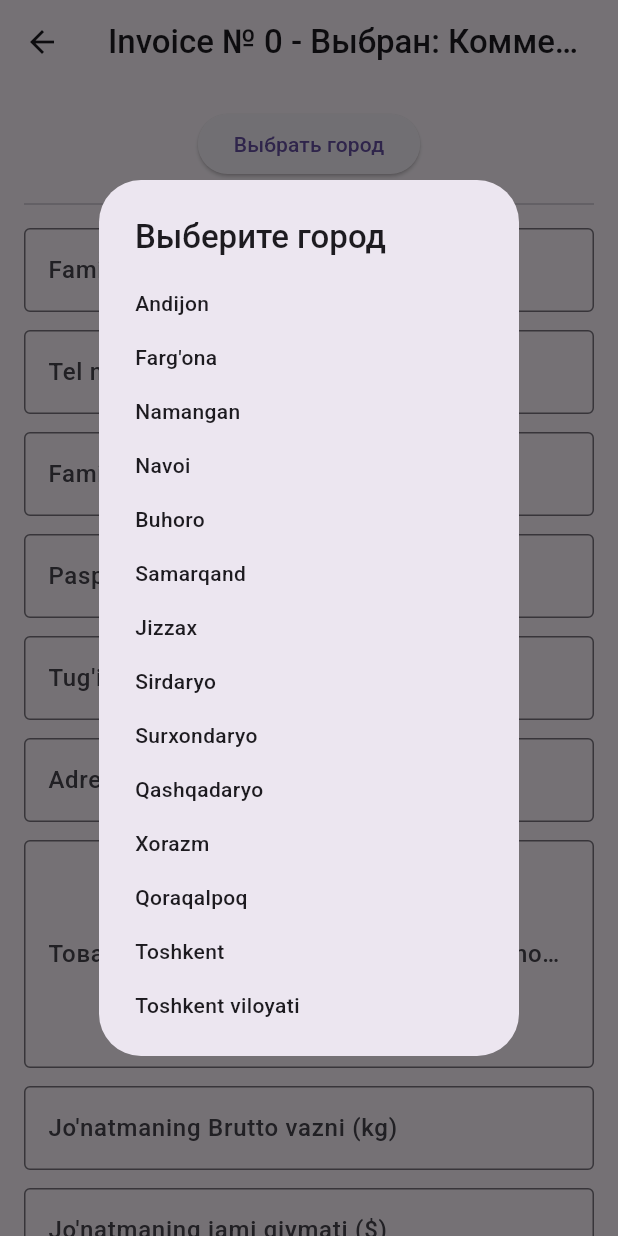
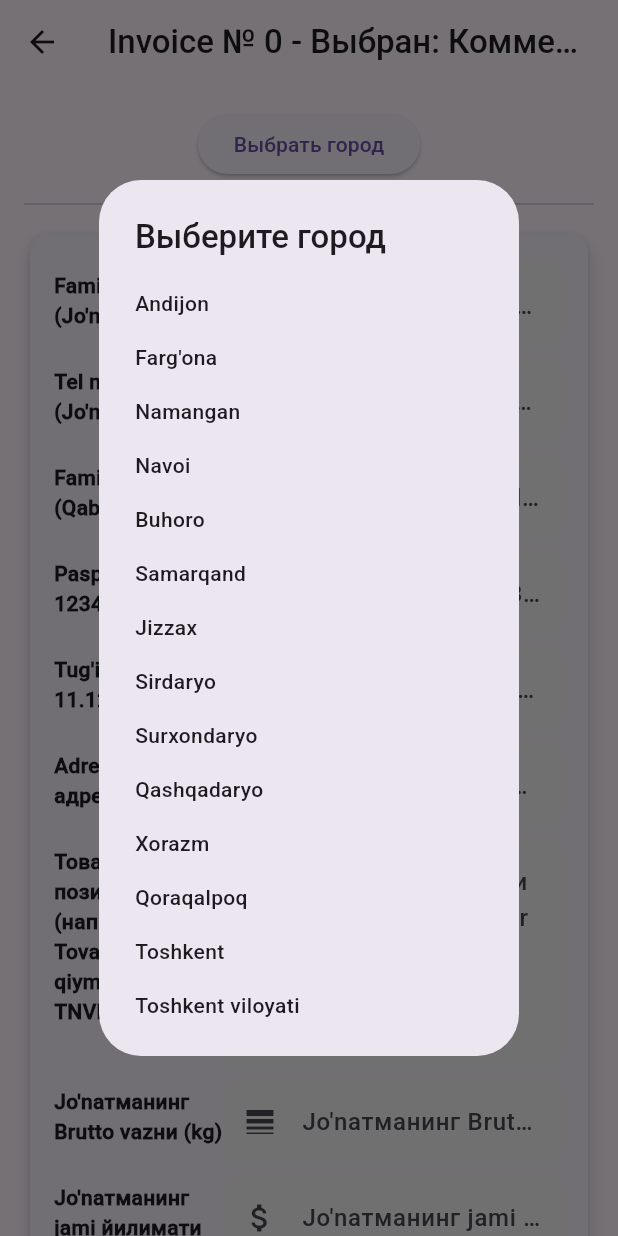
Before and after one commit to shceo/aps, a Flutter app: the InvoiceFormScreen screen opened directly with empty values, after a tap on "Коммерция", after a tap on "Выбрать город", on a phone screen of 412 x 824 dp. Run offline on Flutter 3.47's test engine with Material 3 defaults, Android fonts, the light colour scheme and no system bars; our stand-ins replace cloud_firestore, curved_navigation_bar, dio, firebase_core, flutter_svg, pdf and 2 more; accounts and stored records are empty.

Commit message:
new design

```diff
--- a/lib/src/ui/components/pdf_export.dart
+++ b/lib/src/ui/components/pdf_export.dart
@@ -106,8 +106,8 @@ Future<void> exportInvoicePdfByTemplate({
               pw.Divider(height: 18, color: PdfColors.black),
 
               pw.SizedBox(height: 6),
+
               // 5. Номер отправления и большой штрихкод
-
               pw.Center(
                 child: pw.BarcodeWidget(
                   data: barcodeData, // данные для штрихкода
@@ -123,7 +123,8 @@ Future<void> exportInvoicePdfByTemplate({
               pw.SizedBox(height: 12),
 
               // 6. Подписи SPL, ПВЗ, ZONE
-               pw.Text(
+              pw.Text(
+                // textAlign: pw.TextAlign.center,
                 invoiceNumber,
                 style: pw.TextStyle(
                   font: customFont,
@@ -134,8 +135,13 @@ Future<void> exportInvoicePdfByTemplate({
               pw.SizedBox(height: 6),
               // Блок со штрихкодом
               pw.Text(
-                pvzText, // Например: "ПВЗ [SPB33] На Звездной"
-                style: pw.TextStyle(font: customFont, fontSize: 11),
+                cityAddress,
+                style: pw.TextStyle(
+                  font: customFont,
+                  fontSize: 10,
+                  // При необходимости можно указать fallback-шрифты, если в будущем понадобится
+                  // fontFallback: [другой шрифт]
+                ),
               ),
               pw.Text(
                 zoneText, // Например: "ZONE 2"
--- a/lib/src/ui/screens/admin_panel/invoice_scree.dart
+++ b/lib/src/ui/screens/admin_panel/invoice_scree.dart
@@ -67,15 +67,13 @@ class _InvoiceFormScreenState extends State<InvoiceFormScreen> {
     setState(() {});
   }
 
-  /// Выбор кода города из диалога; после выбора кода:
-  /// 1. К сгенерированному коду добавляется код города;
-  /// 2. В поле адреса подставляется полное название выбранного города.
+  /// Выбор кода города из диалога
   void _selectCityCode() async {
     if (_sixDigit.isEmpty) {
-      showDialog(
+      await showDialog(
         context: context,
         builder:
-            (context) => AlertDialog(
+            (_) => AlertDialog(
               title: const Text("Ошибка"),
               content: const Text("Сначала сгенерируйте код."),
               actions: [
@@ -107,7 +105,7 @@ class _InvoiceFormScreenState extends State<InvoiceFormScreen> {
     String? selectedCity = await showDialog<String>(
       context: context,
       builder:
-          (context) => SimpleDialog(
+          (_) => SimpleDialog(
             title: const Text("Выберите город"),
             children:
                 cities.keys.map((city) {
@@ -119,25 +117,23 @@ class _InvoiceFormScreenState extends State<InvoiceFormScreen> {
           ),
     );
     if (selectedCity != null) {
-      // Обновляем код заказа
       _cityCode = cities[selectedCity]!;
       _updateOrderCode();
-      // Подставляем полное название выбранного города в поле адреса
       _addressController.text = selectedCity;
       setState(() {});
     }
   }
 
-  /// Загружает данные из Firestore, если документ существует.
+  /// Загрузка данных
   Future<void> _loadData() async {
     try {
-      DocumentSnapshot doc =
+      final doc =
           await _firestore
               .collection('invoices')
               .doc(widget.invoiceId.toString())
               .get();
       if (doc.exists) {
-        Map<String, dynamic> data = doc.data() as Map<String, dynamic>;
+        final data = doc.data() as Map<String, dynamic>;
         _orderCodeController.text = data['order_code'] ?? "";
         _senderNameController.text = data['sender_name'] ?? "";
         _senderTelController.text = data['sender_tel'] ?? "";
@@ -148,14 +144,11 @@ class _InvoiceFormScreenState extends State<InvoiceFormScreen> {
         _productDetailsController.text = data['product_details'] ?? "";
         _bruttoController.text = data['brutto'] ?? "";
         _totalValueController.text = data['total_value'] ?? "";
-        // Если ранее сохранённый код заказа существует, разбиваем его
-        if (_orderCodeController.text.isNotEmpty &&
-            _orderCodeController.text.length >= 6) {
+        if (_orderCodeController.text.length >= 6) {
           _sixDigit = _orderCodeController.text.substring(0, 6);
           _cityCode = _orderCodeController.text.substring(6);
         }
-        // Если сохранён раздел, устанавливаем его
-        if (data['section'] != null && data['section'].toString().isNotEmpty) {
+        if (data['section'] != null) {
           _selectedSection = data['section'];
           _hasSelectedSection = true;
         }
@@ -163,17 +156,11 @@ class _InvoiceFormScreenState extends State<InvoiceFormScreen> {
     } catch (e) {
       debugPrint("Ошибка загрузки данных: $e");
     }
-    // Если кода заказа ещё нет, генерируем его автоматически
-    if (_orderCodeController.text.isEmpty) {
-      _generateSixDigitCode();
-    }
-    setState(() {
-      _isLoading = false;
-    });
+    if (_orderCodeController.text.isEmpty) _generateSixDigitCode();
+    setState(() => _isLoading = false);
   }
 
-  /// Проверка всех обязательных полей.
-  /// Заметим, что теперь код заказа не показывается, но используется при сохранении.
+  /// Валидация полей
   bool _validateFields() {
     return _orderCodeController.text.trim().isNotEmpty &&
         _senderNameController.text.trim().isNotEmpty &&
@@ -188,16 +175,14 @@ class _InvoiceFormScreenState extends State<InvoiceFormScreen> {
         _totalValueError == null;
   }
 
-  /// Сохранение данных в Firestore с проверками.
+  /// Сохранение данных
   Future<void> _saveData() async {
-    setState(() {
-      _submitted = true;
-    });
+    setState(() => _submitted = true);
     if (!_validateFields()) {
-      showDialog(
+      await showDialog(
         context: context,
         builder:
-            (context) => AlertDialog(
+            (_) => AlertDialog(
               title: const Text("Ошибка"),
               content: const Text(
                 "Все поля обязательны для заполнения и должны быть корректны.",
@@ -212,13 +197,12 @@ class _InvoiceFormScreenState extends State<InvoiceFormScreen> {
       );
       return;
     }
-
-    double totalValue = double.tryParse(_totalValueController.text) ?? 0;
+    final totalValue = double.tryParse(_totalValueController.text) ?? 0;
     if (totalValue > 1000) {
-      showDialog(
+      await showDialog(
         context: context,
         builder:
-            (context) => AlertDialog(
+            (_) => AlertDialog(
               title: const Text("Ошибка"),
               content: const Text(
                 "Заказ более 1000 долларов. Сохранение невозможно.",
@@ -233,7 +217,6 @@ class _InvoiceFormScreenState extends State<InvoiceFormScreen> {
       );
       return;
     }
-
     try {
       await _firestore
           .collection('invoices')
@@ -250,16 +233,13 @@ class _InvoiceFormScreenState extends State<InvoiceFormScreen> {
             'product_details': _productDetailsController.text,
             'brutto': _bruttoController.text,
             'total_value': _totalValueController.text,
-            // Сохраняем выбранный раздел, если он уже установлен
             'section': _selectedSection,
           }, SetOptions(merge: true));
-      setState(() {
-        _isDataModified = false;
-      });
-      showDialog(
+      setState(() => _isDataModified = false);
+      await showDialog(
         context: context,
         builder:
-            (context) => AlertDialog(
+            (_) => AlertDialog(
               title: const Text("Успех"),
               content: const Text("Данные успешно сохранены!"),
               actions: [
@@ -268,16 +248,17 @@ class _InvoiceFormScreenState extends State<InvoiceFormScreen> {
                     Navigator.pop(context);
                     Navigator.pop(context);
                   },
+
                   child: const Text("ОК"),
                 ),
               ],
             ),
       );
     } catch (e) {
-      showDialog(
+      await showDialog(
         context: context,
         builder:
-            (context) => AlertDialog(
+            (_) => AlertDialog(
               title: const Text("Ошибка"),
               content: Text("Ошибка при сохранении: $e"),
               actions: [
@@ -291,9 +272,7 @@ class _InvoiceFormScreenState extends State<InvoiceFormScreen> {
     }
   }
 
-  /// Обработка изменений в поле стоимости.
-  /// Проверка: если введённое значение содержит символы, отличные от цифр,
-  /// то устанавливается ошибка.
+  /// Обработка изменения стоимости
   void _onTotalValueChanged(String value) {
     if (value.isNotEmpty && !RegExp(r'^\d+$').hasMatch(value)) {
       setState(() {
@@ -304,6 +283,8 @@ class _InvoiceFormScreenState extends State<InvoiceFormScreen> {
         _totalValueError = null;
       });
       double total = double.tryParse(value) ?? 0;
+
+      // Предупреждение при достижении суммы больше 850 и меньше 1000
       if (total >= 850 && total < 1000 && !_warningShown) {
         _warningShown = true;
         showDialog(
@@ -325,39 +306,69 @@ class _InvoiceFormScreenState extends State<InvoiceFormScreen> {
       } else if (total < 850) {
         _warningShown = false;
       }
+
       setState(() {
-        _isOverLimit = total > 1000;
+        _isOverLimit = total > 1000; // Проверка на превышение лимита
         _isDataModified = true;
       });
     }
   }
 
-  /// Функция для построения InputDecoration с проверкой обязательности.
-  InputDecoration _buildDecoration(
+  /// Обновлённый декоратор для таблицы
+  TableRow _buildTableRow(
     String label,
-    TextEditingController controller,
-  ) {
-    return InputDecoration(
-      labelText: label,
-      border: const OutlineInputBorder(),
+    TextEditingController controller, {
+    TextInputType keyboardType = TextInputType.text,
+    IconData? icon,
+    int maxLines = 1,
+  }) {
+    return TableRow(
+      children: [
+        Padding(
+          padding: const EdgeInsets.symmetric(vertical: 8),
+          child: Text(
+            label,
+            style: const TextStyle(fontWeight: FontWeight.bold),
+          ),
+        ),
+        Padding(
+          padding: const EdgeInsets.symmetric(vertical: 4),
+          child: TextField(
+            controller: controller,
+            keyboardType: keyboardType,
+            maxLines: maxLines,
+            inputFormatters:
+                keyboardType == TextInputType.number
+                    ? [FilteringTextInputFormatter.digitsOnly]
+                    : null,
+            decoration: InputDecoration(
+              hintText: label,
+              prefixIcon: icon != null ? Icon(icon) : null,
+              filled: true,
+              fillColor: Colors.grey[100],
+              border: OutlineInputBorder(
+                borderRadius: BorderRadius.circular(8),
+                borderSide: BorderSide.none,
+              ),
               errorText:
-          (_submitted && controller.text.trim().isEmpty)
-              ? "Обязательное поле"
-              : null,
+                  controller == _totalValueController ? _totalValueError : null,
+            ),
+            onChanged: (_) => setState(() => _isDataModified = true),
+          ),
+        ),
+      ],
     );
   }
 
-  /// Предупреждение при попытке покинуть страницу без сохранения.
+  /// Предупреждение при покидании страницы
   Future<bool> _onWillPop() async {
     if (_isDataModified) {
-      return await showDialog(
+      final result = await showDialog<bool>(
         context: context,
         builder:
-                (context) => AlertDialog(
+            (_) => AlertDialog(
               title: const Text("Внимание"),
-                  content: const Text(
-                    "Данные не сохранены! Покинуть страницу?",
-                  ),
+              content: const Text("Данные не сохранены! Покинуть страницу?"),
               actions: [
                 TextButton(
                   onPressed: () => Navigator.pop(context, false),
@@ -369,8 +380,8 @@ class _InvoiceFormScreenState extends State<InvoiceFormScreen> {
                 ),
               ],
             ),
-          ) ??
-          false;
+      );
+      return result ?? false;
     }
     return true;
   }
@@ -392,7 +403,6 @@ class _InvoiceFormScreenState extends State<InvoiceFormScreen> {
 
   @override
   Widget build(BuildContext context) {
-    // Если данные ещё грузятся, показываем индикатор загрузки.
     if (_isLoading) {
       return Scaffold(
         appBar: AppBar(title: Text("Invoice № ${widget.invoiceId}")),
@@ -400,7 +410,6 @@ class _InvoiceFormScreenState extends State<InvoiceFormScreen> {
       );
     }
 
-    // Если раздел ещё не выбран, показываем экран выбора.
     if (!_hasSelectedSection) {
       return Scaffold(
         appBar: AppBar(title: const Text("Выбор раздела")),
@@ -414,7 +423,6 @@ class _InvoiceFormScreenState extends State<InvoiceFormScreen> {
                     _selectedSection = "Коммерция";
                     _hasSelectedSection = true;
                   });
-                  // Сохраняем выбранный раздел сразу в Firestore
                   await _firestore
                       .collection('invoices')
                       .doc(widget.invoiceId.toString())
@@ -462,7 +470,6 @@ class _InvoiceFormScreenState extends State<InvoiceFormScreen> {
       );
     }
 
-    // Если раздел выбран, показываем основную форму с полями ввода.
     return WillPopScope(
       onWillPop: _onWillPop,
       child: Scaffold(
@@ -475,106 +482,76 @@ class _InvoiceFormScreenState extends State<InvoiceFormScreen> {
           padding: const EdgeInsets.all(16),
           child: Column(
             children: [
-              // Кнопка выбора города (код заказа генерируется автоматически в фоне)
               ElevatedButton(
                 onPressed: _selectCityCode,
                 child: const Text("Выбрать город"),
               ),
               const Divider(height: 32),
-              TextField(
-                controller: _senderNameController,
-                decoration: _buildDecoration(
+              Card(
+                elevation: 4,
+                shape: RoundedRectangleBorder(
+                  borderRadius: BorderRadius.circular(12),
+                ),
+                child: Padding(
+                  padding: const EdgeInsets.all(16),
+                  child: Table(
+                    columnWidths: const {
+                      0: FlexColumnWidth(1),
+                      1: FlexColumnWidth(2),
+                    },
+                    children: [
+                      _buildTableRow(
                         "Familya Ism (Jo'natuvchi)",
                         _senderNameController,
+                        icon: Icons.person,
                       ),
-                onChanged: (_) => _isDataModified = true,
-              ),
-              const SizedBox(height: 12),
-              TextField(
-                controller: _senderTelController,
-                decoration: _buildDecoration(
+                      _buildTableRow(
                         "Tel nomer (Jo'natuvchi)",
                         _senderTelController,
+                        keyboardType: TextInputType.phone,
+                        icon: Icons.phone,
                       ),
-                keyboardType: TextInputType.phone,
-                onChanged: (_) => _isDataModified = true,
-              ),
-              const SizedBox(height: 12),
-              TextField(
-                controller: _receiverNameController,
-                decoration: _buildDecoration(
+                      _buildTableRow(
                         "Familya Ism (Qabul qiluvchi)",
                         _receiverNameController,
+                        icon: Icons.person_outline,
                       ),
-                onChanged: (_) => _isDataModified = true,
-              ),
-              const SizedBox(height: 12),
-              TextField(
-                controller: _passportController,
-                decoration: _buildDecoration(
+                      _buildTableRow(
                         "Pasport/ID: AD 1234567",
                         _passportController,
+                        icon: Icons.badge,
                       ),
-                onChanged: (_) => _isDataModified = true,
-              ),
-              const SizedBox(height: 12),
-              TextField(
-                controller: _birthDateController,
-                decoration: _buildDecoration(
+                      _buildTableRow(
                         "Tug'ilgan sana: 11.12.2025",
                         _birthDateController,
+                        icon: Icons.calendar_today,
                       ),
-                onChanged: (_) => _isDataModified = true,
-              ),
-              const SizedBox(height: 12),
-              TextField(
-                controller: _addressController,
-                decoration: _buildDecoration(
+                      _buildTableRow(
                         "Adress (полный адрес)",
                         _addressController,
+                        icon: Icons.location_on,
                       ),
-                onChanged: (_) => _isDataModified = true,
+                      _buildTableRow(
+                        "Товарные позиции (например, 1-Tovar nomi-soni-qiymати(\$)-TNVED kodi)",
+                        _productDetailsController,
+                        maxLines: 5,
+                        icon: Icons.inventory,
                       ),
-              const SizedBox(height: 12),
-              TextField(
-                controller: _productDetailsController,
-                decoration: _buildDecoration(
-                  "Товарные позиции (например, 1-Tovar nomi-soni-qiymати(\$)-TNVED kodi - позицией и т.д.)",
-                  _productDetailsController,
+                      _buildTableRow(
+                        "Jo'nатманинг Brutto vazни (kg)",
+                        _bruttoController,
+                        keyboardType: TextInputType.number,
+                        icon: Icons.line_weight,
                       ),
-                maxLines: 5,
-                onChanged: (_) => _isDataModified = true,
+                      _buildTableRow(
+                        "Jo'nатманинг jami йилимати (\$)",
+                        _totalValueController,
+                        keyboardType: TextInputType.number,
+                        icon: Icons.attach_money,
                       ),
-              const SizedBox(height: 12),
-              TextField(
-                controller: _bruttoController,
-                keyboardType: TextInputType.number,
-                // Ограничиваем ввод только цифрами с помощью фильтра
-                inputFormatters: [FilteringTextInputFormatter.digitsOnly],
-                decoration: _buildDecoration(
-                  "Jo'natmaning Brutto vazni (kg)",
-                  _bruttoController,
+                    ],
                   ),
-                onChanged: (_) => _isDataModified = true,
                 ),
-              const SizedBox(height: 12),
-              TextField(
-                controller: _totalValueController,
-                decoration: InputDecoration(
-                  labelText: "Jo'natmaning jami qiymati (\$)",
-                  border: const OutlineInputBorder(),
-                  errorText:
-                      _totalValueError ??
-                      ((_submitted && _totalValueController.text.trim().isEmpty)
-                          ? "Обязательное поле"
-                          : null),
-                  fillColor: _isOverLimit ? Colors.red[100] : null,
-                  filled: _isOverLimit,
-                ),
-                keyboardType: TextInputType.number,
-                // Ограничиваем ввод только цифрами с помощью фильтра
-                inputFormatters: [FilteringTextInputFormatter.digitsOnly],
-                onChanged: _onTotalValueChanged,
               ),
               const SizedBox(height: 20),
               Row(
@@ -584,6 +561,7 @@ class _InvoiceFormScreenState extends State<InvoiceFormScreen> {
                     onPressed: _isOverLimit ? null : _saveData,
                     child: const Text("Сохранить"),
                   ),
+
                   ElevatedButton(
                     onPressed: () {
                       exportInvoicePdfByTemplate(
@@ -591,19 +569,15 @@ class _InvoiceFormScreenState extends State<InvoiceFormScreen> {
                         senderName: _senderNameController.text,
                         senderTel: _senderTelController.text,
                         receiverName: _receiverNameController.text,
-                        receiverTel:
-                            '8 (495) ...', // или у вас есть отдельный input
+                        receiverTel: '8 (495) ...',
                         cityAddress: _addressController.text,
-                        // remarks: 'нет особых отметок', // либо берёте из input
                         tariff: 'От двери до двери',
                         payment:
                             double.tryParse(_totalValueController.text) ?? 0,
-                        // placeNumber: 1, // или у вас где-то хранится число места
                         weight: double.tryParse(_bruttoController.text) ?? 0,
                         invoiceNumber: _orderCodeController.text,
-                        barcodeData:
-                            '1082260103', // какие данные хотите зашить в штрихкод
-                        zoneText: 'ZONE 2', // в примере указывается зона
+                        barcodeData: '1082260103',
+                        zoneText: 'ZONE 2',
                         pvzText: 'ПВЗ [SPB33] На Звездной',
                       );
                     },
```
Lines whose indentation alone changed are shown as unchanged.
